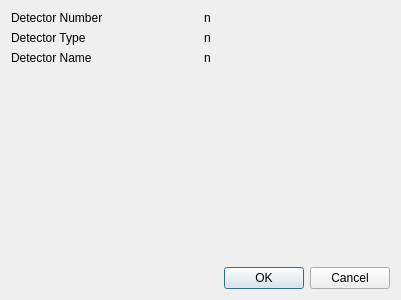
First picture: the form in libraries/qxrdlib/qxrdareadetectordialog.ui, repository guyjennings/qxrd, before the edit.
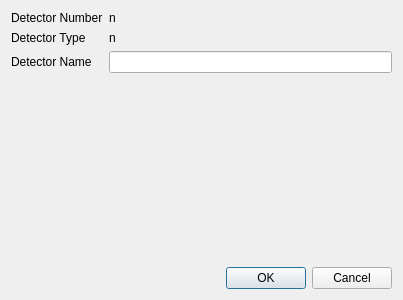
Second picture: the form after the edit.

Commit message: More work on detector config dialogs

What changed in the file:
```diff
--- a/libraries/qxrdlib/qxrdareadetectordialog.ui
+++ b/libraries/qxrdlib/qxrdareadetectordialog.ui
@@ -6,7 +6,7 @@
    <rect>
     <x>0</x>
     <y>0</y>
-    <width>400</width>
+    <width>403</width>
     <height>300</height>
    </rect>
   </property>
@@ -14,6 +14,23 @@
    <string>Dialog</string>
   </property>
   <layout class="QGridLayout" name="gridLayout">
+   <item row="2" column="0">
+    <widget class="QLabel" name="label_3">
+     <property name="text">
+      <string>Detector Name</string>
+     </property>
+    </widget>
+   </item>
+   <item row="5" column="0" colspan="2">
+    <widget class="QDialogButtonBox" name="buttonBox">
+     <property name="orientation">
+      <enum>Qt::Horizontal</enum>
+     </property>
+     <property name="standardButtons">
+      <set>QDialogButtonBox::Cancel|QDialogButtonBox::Ok</set>
+     </property>
+    </widget>
+   </item>
    <item row="0" column="0">
     <widget class="QLabel" name="label">
      <property name="text">
@@ -21,13 +38,6 @@
      </property>
     </widget>
    </item>
-   <item row="0" column="1">
-    <widget class="QLabel" name="m_DetectorNumber">
-     <property name="text">
-      <string>n</string>
-     </property>
-    </widget>
-   </item>
    <item row="1" column="0">
     <widget class="QLabel" name="label_2">
      <property name="text">
@@ -42,21 +52,14 @@
      </property>
     </widget>
    </item>
-   <item row="2" column="0">
-    <widget class="QLabel" name="label_3">
-     <property name="text">
-      <string>Detector Name</string>
-     </property>
-    </widget>
-   </item>
-   <item row="2" column="1">
-    <widget class="QLabel" name="m_DetectorName">
+   <item row="0" column="1">
+    <widget class="QLabel" name="m_DetectorNumber">
      <property name="text">
       <string>n</string>
      </property>
     </widget>
    </item>
-   <item row="3" column="0" colspan="2">
+   <item row="4" column="0" colspan="2">
     <spacer name="verticalSpacer">
      <property name="orientation">
       <enum>Qt::Vertical</enum>
@@ -69,15 +72,8 @@
      </property>
     </spacer>
    </item>
-   <item row="4" column="0" colspan="2">
-    <widget class="QDialogButtonBox" name="buttonBox">
-     <property name="orientation">
-      <enum>Qt::Horizontal</enum>
-     </property>
-     <property name="standardButtons">
-      <set>QDialogButtonBox::Cancel|QDialogButtonBox::Ok</set>
-     </property>
-    </widget>
+   <item row="2" column="1">
+    <widget class="QLineEdit" name="m_DetectorName"/>
    </item>
   </layout>
  </widget>
```
The commit also changes 12 other files.
